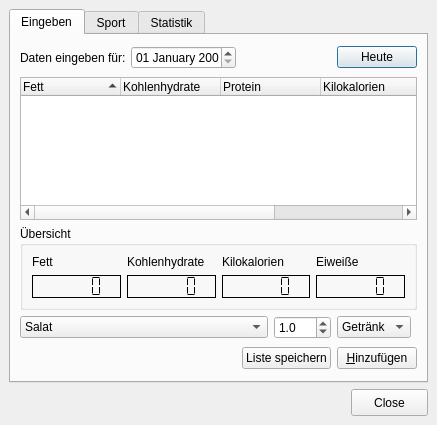
cniehaus/tomate, file maindlg.ui: the form before one commit.
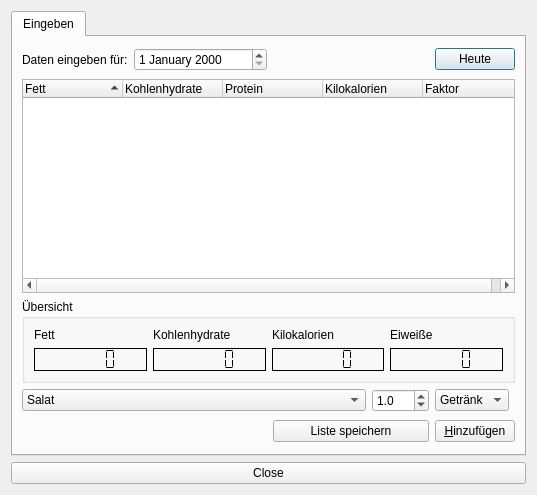
The form after the commit. The open tabs and pages were chosen to show the change.

```diff
--- a/maindlg.ui
+++ b/maindlg.ui
@@ -5,22 +5,16 @@
    <rect>
     <x>0</x>
     <y>0</y>
-    <width>437</width>
-    <height>425</height>
+    <width>537</width>
+    <height>495</height>
    </rect>
   </property>
   <property name="windowTitle" >
    <string>Julias Kalorienrechner</string>
   </property>
+  <layout class="QGridLayout" >
+   <item row="0" column="0" >
   <widget class="QTabWidget" name="tabWidget" >
-   <property name="geometry" >
-    <rect>
-     <x>9</x>
-     <y>9</y>
-     <width>419</width>
-     <height>374</height>
-    </rect>
-   </property>
    <property name="currentIndex" >
     <number>1</number>
    </property>
@@ -42,7 +36,7 @@
      <item row="0" column="1" >
       <widget class="QDateEdit" name="dateEdit" >
        <property name="displayFormat" >
-        <string>dd MMMM yyyy</string>
+          <string>d MMMM yyyy</string>
        </property>
       </widget>
      </item>
@@ -292,30 +286,16 @@
      </item>
     </layout>
    </widget>
-   <widget class="QWidget" name="Seite" >
-    <attribute name="title" >
-     <string>Sport</string>
-    </attribute>
-   </widget>
-   <widget class="QWidget" name="Statistik" >
-    <attribute name="title" >
-     <string>Statistik</string>
-    </attribute>
-   </widget>
-  </widget>
+    </widget>
+   </item>
+   <item row="1" column="0" >
   <widget class="QPushButton" name="closeButton" >
-   <property name="geometry" >
-    <rect>
-     <x>351</x>
-     <y>389</y>
-     <width>77</width>
-     <height>27</height>
-    </rect>
-   </property>
    <property name="text" >
     <string>Close</string>
    </property>
   </widget>
+   </item>
+  </layout>
  </widget>
  <resources/>
  <connections>
```
Left out of the diff: 2 changed lines with no effect on the pictures. Lines whose indentation alone changed are shown as unchanged.
